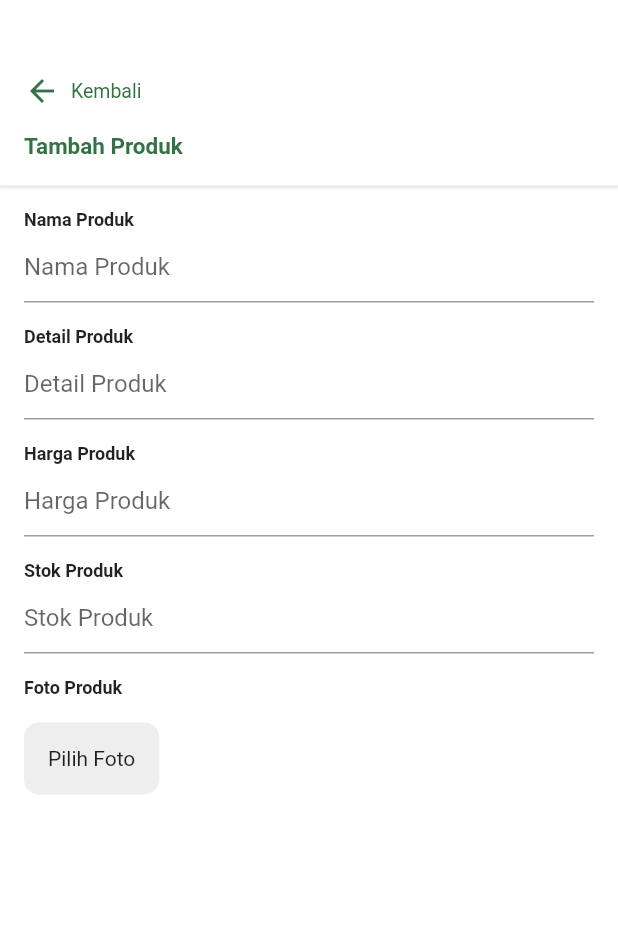
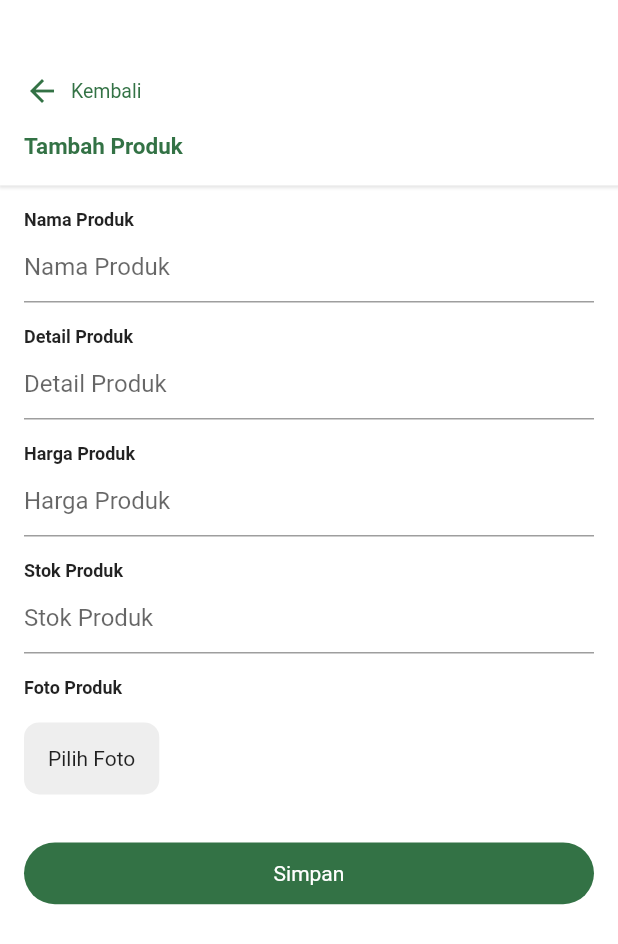
Before and after one commit to khadafirp/growell, a Flutter app: the AddProdukPage screen opened by its route, on a phone screen of 412 x 824 dp. Shown: the top 944 px of the screen. Run offline on Flutter 3.47's test engine with Material 2 defaults, Android fonts, the phone set to English and light mode, and no system bars; our stand-ins replace dartz, dio, either_dart, equatable, flutter_bloc, flutter_svg and 6 more; accounts and stored records are empty; Roboto replaces fonts that are missing (Montserrat-Black); project files that could hold a hidden picture were left out.

Commit message:
add produk

```diff
--- a/lib/base/module/base_bloc_module.dart
+++ b/lib/base/module/base_bloc_module.dart
@@ -1,5 +1,6 @@
 import 'package:flutter_bloc/flutter_bloc.dart';
 import 'package:growell/base/module/base_modul.dart';
+import 'package:growell/presentation/landing_page/penjual/produk/bloc/add_produk_bloc.dart';
 import 'package:growell/presentation/login/bloc/login_bloc.dart';
 import 'package:growell/presentation/regis/bloc/regis_bloc.dart';
 
@@ -10,6 +11,9 @@ class AppBloc{
     ),
     BlocProvider<RegisBloc>(
       create: (context) => injector.get<RegisBloc>(),
+    ),
+    BlocProvider<AddProdukBloc>(
+      create: (context) => injector.get<AddProdukBloc>(),
     )
   ];
 }
--- a/lib/base/module/data_module.dart
+++ b/lib/base/module/data_module.dart
@@ -1,13 +1,16 @@
 import 'package:growell/base/module/base_modul.dart';
+import 'package:growell/data/datasource/produk_datasource.dart';
 import 'package:growell/data/datasource/user_datasource.dart';
+import 'package:growell/data/repositories/produk_repository.dart';
 import 'package:growell/data/repositories/user_repository.dart';
 import 'package:growell/utils/preference.dart';
 
 void dataModule() {
   //DATASOURCE
   injector.registerLazySingleton<UserDatasources>(() => UserDatasourcesImpl());
+  injector.registerLazySingleton<ProdukDatasources>(() => ProdukDatasourcesImpl());
 
   //REPOSITORY
   injector.registerLazySingleton<UserRepository>(() => UserRepositoryImpl(injector()));
-
+  injector.registerLazySingleton<ProdukRepository>(() => ProdukRepositoryImpl(injector()));
 }
--- a/lib/base/module/domain_module.dart
+++ b/lib/base/module/domain_module.dart
@@ -1,4 +1,5 @@
 import 'package:growell/base/module/base_modul.dart';
+import 'package:growell/domain/usecases/add_produk_use_case.dart';
 import 'package:growell/domain/usecases/add_user_use_case.dart';
 import 'package:growell/domain/usecases/login_use_case.dart';
 import 'package:growell/utils/preference.dart';
@@ -6,4 +7,5 @@ import 'package:growell/utils/preference.dart';
 void domainModule() {
   injector.registerLazySingleton(() => AddUserUseCase(injector()));
   injector.registerLazySingleton(() => LoginUseCase(injector()));
+  injector.registerLazySingleton(() => AddProdukUseCase(injector()));
 }
--- a/lib/base/module/presentation_module.dart
+++ b/lib/base/module/presentation_module.dart
@@ -1,4 +1,5 @@
 import 'package:growell/base/module/base_modul.dart';
+import 'package:growell/presentation/landing_page/penjual/produk/bloc/add_produk_bloc.dart';
 import 'package:growell/presentation/login/bloc/login_bloc.dart';
 import 'package:growell/presentation/regis/bloc/regis_bloc.dart';
 import 'package:growell/utils/preference.dart';
@@ -6,4 +7,5 @@ import 'package:growell/utils/preference.dart';
 void presentationModule() {
   injector.registerLazySingleton(() => RegisBloc(injector()));
   injector.registerLazySingleton(() => LoginBloc(injector()));
+  injector.registerLazySingleton(() => AddProdukBloc(injector()));
 }
--- a/lib/data/datasource/base_url/base_url.dart
+++ b/lib/data/datasource/base_url/base_url.dart
@@ -1,3 +1,3 @@
 class BaseUrl {
-  String baseUrl = "http://localhost:6969/growell/user";
+  String baseUrl = "http://localhost:6969/growell";
 }
--- a/lib/data/datasource/user_datasource.dart
+++ b/lib/data/datasource/user_datasource.dart
@@ -17,8 +17,8 @@ abstract class UserDatasources {
 }
 
 class UserDatasourcesImpl extends BaseService implements UserDatasources {
-  String addUserUrl = "/register";
-  String loginUrl = "/login";
+  String addUserUrl = "/user/register";
+  String loginUrl = "/user/login";
 
   @override
   Future<Either<AddUserModel, Error>> addUser(AddUserDTO params) async {
--- /dev/null
+++ b/lib/data/models/add_produk_model.dart
@@ -0,0 +1,45 @@
+class AddProdukModel {
+  AddProdukEntity? entity;
+  AddProdukModel({this.entity});
+
+
+  factory AddProdukModel.fromJson(dynamic json){
+    return AddProdukModel(
+      entity: AddProdukEntity(
+        statusCode: json['statusCode'],
+        message: json['message'],
+        id_produk: json['id_produk'],
+        nama_produk: json['nama_produk'],
+        id_kategori: json['id_kategori'],
+        kode_barcode: json['kode_barcode'],
+        id_user: json['id_user'],
+        path: json['path'],
+        size: json['size'],
+        stok: json['stok'],
+        created_at: json['created_at'],
+        updated_at: json['updated_at']
+      )
+    );
+  }
+}
+
+class AddProdukEntity {
+  String? message, id_produk, nama_produk, id_kategori, kode_barcode, id_user, path, size, created_at, updated_at;
+  int? statusCode, stok;
+  AddProdukEntity(
+    {
+      this.statusCode,
+      this.message,
+      this.id_produk,
+      this.nama_produk,
+      this.id_kategori,
+      this.kode_barcode,
+      this.id_user,
+      this.path,
+      this.size,
+      this.stok,
+      this.created_at,
+      this.updated_at
+    }
+  );
+}
--- /dev/null
+++ b/lib/data/parameters/add_produk_dto.dart
@@ -0,0 +1,18 @@
+class AddProdukDTO {
+  String? id_produk, nama_produk, id_kategori, kode_barcode, id_user, path, size, created_at, updated_at;
+  int? stok;
+  AddProdukDTO(
+    {
+      this.id_produk,
+      this.nama_produk,
+      this.id_kategori,
+      this.kode_barcode,
+      this.id_user,
+      this.path,
+      this.size,
+      this.stok,
+      this.created_at,
+      this.updated_at
+    }
+  );
+}
--- /dev/null
+++ b/lib/domain/usecases/add_produk_use_case.dart
@@ -0,0 +1,20 @@
+import 'package:dartz/dartz.dart';
+import 'package:growell/data/models/add_produk_model.dart';
+import 'package:growell/data/models/add_user_model.dart';
+import 'package:growell/data/parameters/add_produk_dto.dart';
+import 'package:growell/data/parameters/add_user_dto.dart';
+import 'package:growell/data/repositories/produk_repository.dart';
+import 'package:growell/data/repositories/user_repository.dart';
+import 'package:growell/base/network/result_response.dart';
+import 'package:growell/domain/usecases/base_use_case.dart';
+
+class AddProdukUseCase{
+  final ProdukRepository repository;
+
+  AddProdukUseCase(this.repository);
+
+  @override
+  Future<Either<AddProdukModel, Error>> call({required AddProdukDTO params}) async {
+    return await repository.addProduk(params);
+  }
+}
--- a/lib/presentation/landing_page/penjual/produk/add_produk_page.dart
+++ b/lib/presentation/landing_page/penjual/produk/add_produk_page.dart
@@ -1,6 +1,20 @@
+import 'dart:math';
+import 'dart:io';
 import 'package:flutter/material.dart';
+import 'package:flutter_bloc/flutter_bloc.dart';
+import 'package:fluttertoast/fluttertoast.dart';
+import 'package:growell/base/routes_name.dart';
+import 'package:growell/color/list_color.dart';
+import 'package:growell/data/parameters/add_produk_dto.dart';
+import 'package:growell/presentation/landing_page/penjual/produk/bloc/add_produk_bloc.dart';
+import 'package:growell/presentation/landing_page/penjual/produk/bloc/add_produk_event.dart';
+import 'package:growell/presentation/landing_page/penjual/produk/bloc/add_produk_state.dart';
+import 'package:growell/utils/preference.dart';
+import 'package:growell/widget/button/button_base_custom.dart';
 import 'package:growell/widget/child_page/custom_child_page.dart';
+import 'package:growell/widget/input/text_form_field_widget.dart';
 import 'package:image_picker/image_picker.dart';
+import 'package:uuid/uuid.dart';
 
 class AddProdukPage extends StatefulWidget {
   AddProdukPage({Key? key}) : super(key: key);
@@ -11,6 +25,22 @@ class AddProdukPage extends StatefulWidget {
 
 class _AddProdukPageState extends State<AddProdukPage> {
   ImagePicker picker = ImagePicker();
+  final _formKey = GlobalKey<FormState>();
+
+  TextEditingController namaProdukController = TextEditingController();
+  TextEditingController detailProdukController = TextEditingController();
+  TextEditingController hargaProdukController = TextEditingController();
+  TextEditingController stokProdukController = TextEditingController();
+  String path = "";
+  AddProdukBloc? addProdukBloc;
+
+  @override
+  void initState() {
+    // TODO: implement initState
+    super.initState();
+    addProdukBloc = BlocProvider.of<AddProdukBloc>(context);
+  }
+
 
   openCamera() async {
     final XFile? image = await picker.pickImage(
@@ -19,7 +49,10 @@ class _AddProdukPageState extends State<AddProdukPage> {
       maxHeight: 200,
       imageQuality: 70,
     );
-    print(image.toString());
+
+    setState(() {
+      path = image == null ? "" : image.path;
+    });
   }
 
   openGalery() async {
@@ -29,7 +62,9 @@ class _AddProdukPageState extends State<AddProdukPage> {
       maxHeight: 200,
       imageQuality: 70,
     );
-    print(image.toString());
+    setState(() {
+      path = image == null ? "" : image.path;
+    });
   }
 
   void _showPicker(context) {
@@ -63,10 +98,79 @@ class _AddProdukPageState extends State<AddProdukPage> {
     );
   }
 
+  onPress() async {
+    var userKategori = await Preference().getStringValue("id_kategori");
+    var idUser = await Preference().getStringValue("id_user");
+
+    addProdukBloc!.add(
+      TambahProdukEvent(
+        params: AddProdukDTO(
+          id_produk: Uuid().v4(),
+          nama_produk: namaProdukController.text,
+          stok: int.parse(stokProdukController.text),
+          id_kategori: userKategori,
+          id_user: idUser,
+          path: path,
+          size: "",
+          kode_barcode: Uuid().v4()
+        )
+      )
+    );
+  }
+
+  listener(){
+    return BlocConsumer<AddProdukBloc, AddProdukState>(
+      bloc: addProdukBloc,
+      builder: (context, state){
+        return const SizedBox();
+      },
+      listener: (context, state){
+        if(state is LoadingAddProdukState){
+          showDialog(
+            context: context,
+            builder: (_){
+              return const Center(
+                child: CircularProgressIndicator(),
+              );
+            }
+          );
+        }
+        if(state is SuccessAddProdukState){
+          Navigator.of(context).pop();
+          Fluttertoast.showToast(
+            msg: "Produk berhasil disimpan.",
+            toastLength: Toast.LENGTH_LONG,
+            gravity: ToastGravity.BOTTOM,
+            timeInSecForIosWeb: 1,
+            backgroundColor: ListColor().baseColor,
+            textColor: Colors.white,
+            fontSize: 16.0
+          );
+          // Future.delayed(const Duration(seconds: 1), (){
+          //   Navigator.of(context).pushNamedAndRemoveUntil(RoutesName.landingPage, (route) => false);
+          // });
+        }
+        if(state is ErrorAddProdukState){
+          Fluttertoast.showToast(
+            msg: state.message,
+            toastLength: Toast.LENGTH_LONG,
+            gravity: ToastGravity.BOTTOM,
+            timeInSecForIosWeb: 1,
+            backgroundColor: ListColor().baseColor,
+            textColor: Colors.white,
+            fontSize: 16.0
+          );
+        }
+      },
+    );
+  }
+
   @override
   Widget build(BuildContext context) {
     return CustomChildPage(
       title: "Tambah Produk",
+      child: Form(
+        key: _formKey,
         child: Column(
           mainAxisAlignment: MainAxisAlignment.start,
           crossAxisAlignment: CrossAxisAlignment.start,
@@ -83,12 +187,10 @@ class _AddProdukPageState extends State<AddProdukPage> {
                       fontWeight: FontWeight.bold
                     )
                   ),
-                TextFormField(
-                  maxLines: 1,
-                  decoration: InputDecoration(
+                  TextFormFieldWidget(
                     hintText: "Nama Produk",
+                    controller: namaProdukController,
                   ),
-                )
                 ],
               ),
             ),
@@ -104,12 +206,10 @@ class _AddProdukPageState extends State<AddProdukPage> {
                       fontWeight: FontWeight.bold
                     )
                   ),
-                TextFormField(
-                  maxLines: 1,
-                  decoration: InputDecoration(
+                  TextFormFieldWidget(
                     hintText: "Detail Produk",
+                    controller: detailProdukController,
                   ),
-                )
                 ],
               ),
             ),
@@ -125,11 +225,9 @@ class _AddProdukPageState extends State<AddProdukPage> {
                       fontWeight: FontWeight.bold
                     )
                   ),
-                TextFormField(
-                  maxLines: 1,
-                  decoration: InputDecoration(
+                  TextFormFieldWidget(
                     hintText: "Harga Produk",
-                  ),
+                    controller: hargaProdukController,
                   ),
                 ],
               ),
@@ -146,12 +244,10 @@ class _AddProdukPageState extends State<AddProdukPage> {
                       fontWeight: FontWeight.bold
                     )
                   ),
-                TextFormField(
-                  maxLines: 1,
-                  decoration: InputDecoration(
+                  TextFormFieldWidget(
                     hintText: "Stok Produk",
+                    controller: stokProdukController,
                   ),
-                )
                 ],
               ),
             ),
@@ -168,7 +264,7 @@ class _AddProdukPageState extends State<AddProdukPage> {
                     )
                   ),
                   Container(
-                  width: MediaQuery.of(context).size.width * 0.80,
+                    width: MediaQuery.of(context).size.width,
                     child: Row(
                       children: [
                         InkWell(
@@ -183,15 +279,39 @@ class _AddProdukPageState extends State<AddProdukPage> {
                             ),
                             child: Text("Pilih Foto"),
                           ),
+                        ),
+                        Container(
+                          width: MediaQuery.of(context).size.width * 0.65,
+                          margin: EdgeInsets.only(left: 8),
+                          child: Text(
+                            path,
+                            overflow: TextOverflow.ellipsis,
+                            style: TextStyle(
+                              fontSize: 13
+                            ),
+                          ),
+                        )
+                      ],
+                    ),
+                  ),
+                ],
+              ),
+            ),
+            const SizedBox(height: 16,),
+            listener(),
+            ButtonBaseCustom(
+              function: (){
+                if(_formKey.currentState!.validate()){
+                  if(path.isNotEmpty){
+                    onPress();
+                  }
+                }
+              },
+              text: "Simpan",
             )
           ],
         ),
       )
-              ],
-            ),
-          )
-        ],
-      )
     );
   }
 }
--- /dev/null
+++ b/lib/presentation/landing_page/penjual/produk/bloc/add_produk_bloc.dart
@@ -0,0 +1,34 @@
+import 'package:flutter_bloc/flutter_bloc.dart';
+import 'package:growell/domain/usecases/add_produk_use_case.dart';
+import 'package:growell/presentation/landing_page/penjual/produk/bloc/add_produk_event.dart';
+import 'package:growell/presentation/landing_page/penjual/produk/bloc/add_produk_state.dart';
+
+class AddProdukBloc extends Bloc<AddProdukEvent, AddProdukState>{
+
+  AddProdukUseCase addProdukUseCase;
+
+  AddProdukBloc(
+    this.addProdukUseCase
+  ) : super(InitialAddProdukState()){
+    on<TambahProdukEvent>(addProduk);
+  }
+
+  @override
+  // ignore: avoid_renaming_method_parameters
+  void onError(Object error, StackTrace stacktrace) {
+    add(ThrowErrorAddProdukEvent(error));
+    super.onError(error, stacktrace);
+  }
+
+  void addProduk(TambahProdukEvent event, Emitter<AddProdukState> emit) async {
+    emit(LoadingAddProdukState());
+    var response = await addProdukUseCase(params: event.params!);
+    emit(
+      response.fold(
+        (l) => SuccessAddProdukState(entity: l.entity),
+        (r) => ErrorAddProdukState(message: r.errorData.errorMessage)
+      )
+    );
+  }
+
+}
--- /dev/null
+++ b/lib/presentation/landing_page/penjual/produk/bloc/add_produk_event.dart
@@ -0,0 +1,18 @@
+import 'package:growell/data/parameters/add_produk_dto.dart';
+
+class AddProdukEvent {
+  AddProdukEvent();
+
+  @override
+  List<Object> get props => [];
+}
+
+class TambahProdukEvent extends AddProdukEvent {
+  AddProdukDTO? params;
+  TambahProdukEvent({this.params});
+}
+
+class ThrowErrorAddProdukEvent extends AddProdukEvent{
+  Object? error;
+  ThrowErrorAddProdukEvent(this.error);
+}
--- /dev/null
+++ b/lib/presentation/landing_page/penjual/produk/bloc/add_produk_state.dart
@@ -0,0 +1,22 @@
+import 'package:growell/data/models/add_produk_model.dart';
+
+class AddProdukState {
+  AddProdukState();
+
+  @override
+  List<Object> get props => [];
+}
+
+class InitialAddProdukState extends AddProdukState {}
+
+class LoadingAddProdukState extends AddProdukState {}
+
+class SuccessAddProdukState extends AddProdukState {
+  AddProdukEntity? entity;
+  SuccessAddProdukState({this.entity});
+}
+
+class ErrorAddProdukState extends AddProdukState {
+  String message;
+  ErrorAddProdukState({this.message = ""});
+}
--- a/lib/presentation/login/login_page.dart
+++ b/lib/presentation/login/login_page.dart
@@ -56,6 +56,8 @@ class _LoginPageState extends State<LoginPage> {
           );
           await Preference().setValue("username", state.data!.username);
           await Preference().setValue("password", state.data!.password);
+          await Preference().setValue("id_user", state.data!.idUser);
+          await Preference().setValue("id_kategori", state.data!.userKategori.toString());
           Future.delayed(const Duration(seconds: 2), (){
             Navigator.of(context).pushNamedAndRemoveUntil(RoutesName.landingPage, (route) => false, arguments: state.data!);
           });
```
Also changed, not shown: lib/data/datasource/produk_datasource.dart (added, +49 -0 lines), lib/data/repositories/produk_repository.dart (added, +20 -0 lines). Lines whose indentation alone changed are shown as unchanged.
